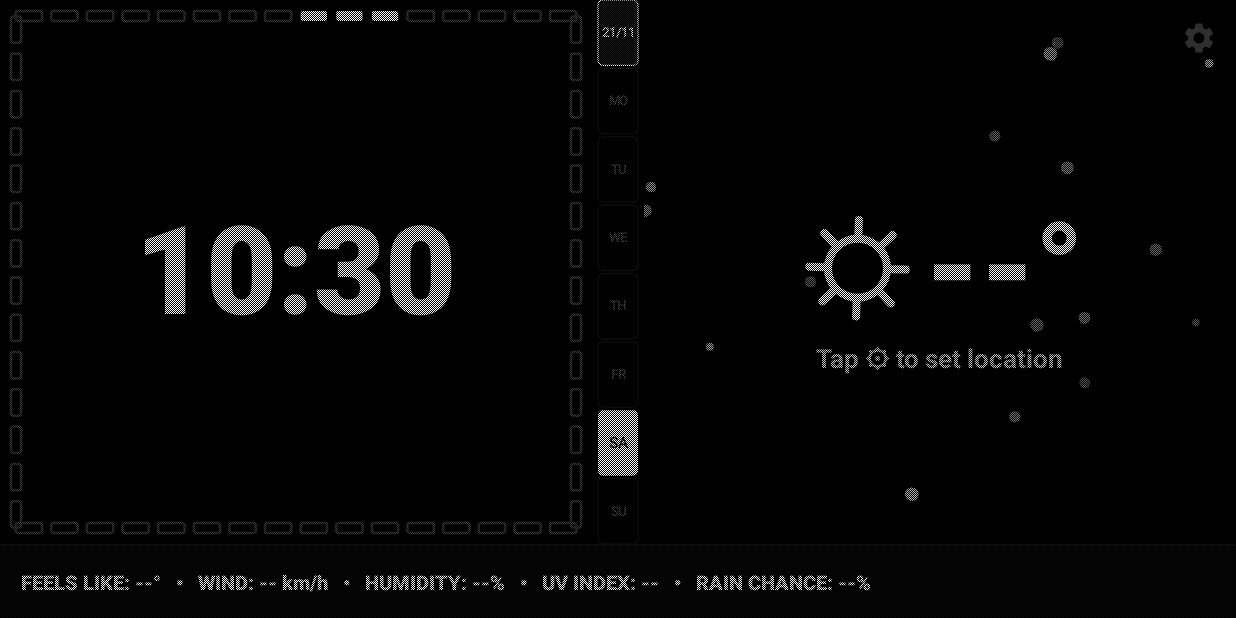
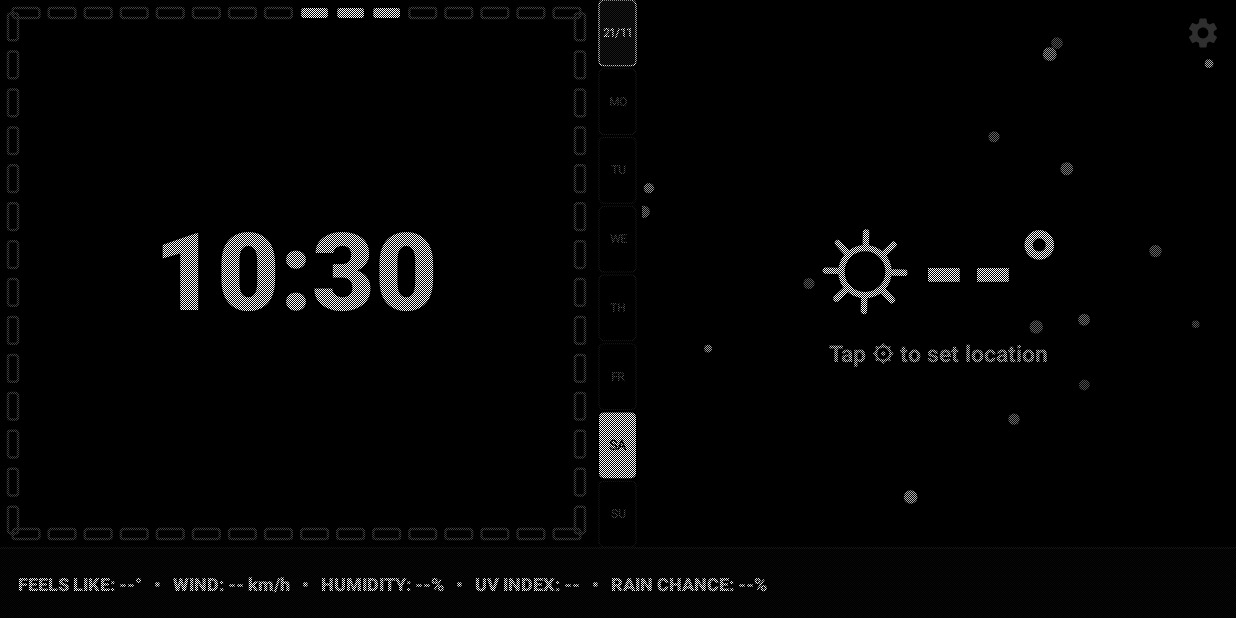
Before and after one commit to Hamza-Houaoui/HUB, an Android app: the first screen one second after launch (MainActivity), on a phone screen of 824 x 412 dp (held sideways). Run offline under Robolectric (Android 15) with nearby library versions, the phone set to English and light mode, and no system bars.

Commit message:
fix: adjust temperature & clock size to 72sp, icon to 65dp, prevent any line wraps on J5

```diff
--- a/app/src/main/res/layout/activity_main.xml
+++ b/app/src/main/res/layout/activity_main.xml
@@ -23,8 +23,7 @@
             <FrameLayout
                 android:layout_width="0dp"
                 android:layout_height="match_parent"
-                android:layout_weight="1"
-                android:padding="2dp">
+                android:layout_weight="1">
 
                 <!-- 60 Responsive Precision Blocks -->
                 <com.hub.display.SecondsDialView
@@ -32,13 +31,13 @@
                     android:layout_width="match_parent"
                     android:layout_height="match_parent" />
 
-                <!-- Center Clock Text: Single line guaranteed with auto-sizing! -->
+                <!-- Center Clock Text: Single line guaranteed! -->
                 <LinearLayout
                     android:layout_width="match_parent"
                     android:layout_height="match_parent"
                     android:gravity="center"
-                    android:paddingStart="22dp"
-                    android:paddingEnd="22dp"
+                    android:paddingStart="24dp"
+                    android:paddingEnd="24dp"
                     android:orientation="vertical">
 
                     <TextView
@@ -47,7 +46,7 @@
                         android:layout_height="wrap_content"
                         android:text="00:00"
                         android:textColor="#FFFFFF"
-                        android:textSize="82sp"
+                        android:textSize="72sp"
                         android:maxLines="1"
                         android:singleLine="true"
                         android:ellipsize="none"
@@ -60,7 +59,7 @@
             <!-- ─── Center: Slim Seamless Edge-to-Edge 8-Box Calendar Strip ─── -->
             <com.hub.display.CalendarBarView
                 android:id="@+id/calendarBarView"
-                android:layout_width="32dp"
+                android:layout_width="30dp"
                 android:layout_height="match_parent"
                 android:layout_marginStart="1dp"
                 android:layout_marginEnd="1dp" />
@@ -79,20 +78,14 @@
 
                 <!-- Weather Foreground Data -->
                 <LinearLayout
-                    android:layout_width="wrap_content"
-                    android:layout_height="wrap_content"
-                    android:layout_gravity="center"
+                    android:layout_width="match_parent"
+                    android:layout_height="match_parent"
                     android:gravity="center"
-                    android:orientation="vertical"
-                    android:padding="2dp">
+                    android:paddingStart="6dp"
+                    android:paddingEnd="6dp"
+                    android:orientation="vertical">
 
                     <!-- Min & Max Temperature Tag right above temperature -->
-                    <LinearLayout
-                        android:layout_width="wrap_content"
-                        android:layout_height="wrap_content"
-                        android:gravity="center_vertical"
-                        android:orientation="horizontal">
-
                     <TextView
                         android:id="@+id/weatherMinMax"
                         android:layout_width="wrap_content"
@@ -100,24 +93,24 @@
                         android:text="▼ 9°   ▲ 16°"
                         android:textColor="#AAAAAA"
                         android:textStyle="bold"
-                            android:textSize="14sp"
+                        android:textSize="13sp"
                         android:fontFamily="sans-serif-medium" />
-                    </LinearLayout>
 
-                    <!-- Main Icon + Temperature matching Clock height -->
+                    <!-- Main Icon + Temperature on one tight, no-wrap horizontal row -->
                     <LinearLayout
                         android:layout_width="wrap_content"
                         android:layout_height="wrap_content"
+                        android:layout_marginTop="2dp"
                         android:gravity="center_vertical"
                         android:orientation="horizontal">
 
                         <!-- Custom Vector Animated Weather Icon -->
                         <com.hub.display.AnimatedWeatherIconView
                             android:id="@+id/animatedWeatherIcon"
-                            android:layout_width="82dp"
-                            android:layout_height="82dp" />
+                            android:layout_width="65dp"
+                            android:layout_height="65dp" />
 
-                        <!-- Temperature Matching Clock Single Line Size -->
+                        <!-- Single-line guaranteed Temperature with degree symbol attached -->
                         <TextView
                             android:id="@+id/weatherTemp"
                             android:layout_width="wrap_content"
@@ -125,9 +118,10 @@
                             android:layout_marginStart="4dp"
                             android:text="--°"
                             android:textColor="#FFFFFF"
-                            android:textSize="82sp"
+                            android:textSize="72sp"
                             android:maxLines="1"
                             android:singleLine="true"
+                            android:ellipsize="none"
                             android:textStyle="bold"
                             android:fontFamily="sans-serif-medium"
                             android:includeFontPadding="false" />
@@ -137,6 +131,7 @@
                     <LinearLayout
                         android:layout_width="wrap_content"
                         android:layout_height="wrap_content"
+                        android:layout_marginTop="2dp"
                         android:gravity="center_vertical"
                         android:orientation="horizontal">
 
@@ -147,32 +142,32 @@
                             android:text=""
                             android:textColor="#CCCCCC"
                             android:textStyle="bold"
-                            android:textSize="17sp" />
+                            android:textSize="15sp" />
 
                         <!-- 10 Droplets Scale for Rain % -->
                         <LinearLayout
                             android:id="@+id/rainDropletsContainer"
                             android:layout_width="wrap_content"
                             android:layout_height="wrap_content"
-                            android:layout_marginStart="10dp"
+                            android:layout_marginStart="8dp"
                             android:gravity="center_vertical"
                             android:orientation="horizontal"
                             android:visibility="gone">
 
                             <com.hub.display.RainChanceDropletsView
                                 android:id="@+id/rainDropletsView"
-                                android:layout_width="75dp"
-                                android:layout_height="16dp" />
+                                android:layout_width="65dp"
+                                android:layout_height="14dp" />
 
                             <TextView
                                 android:id="@+id/currentRainProbText"
                                 android:layout_width="wrap_content"
                                 android:layout_height="wrap_content"
-                                android:layout_marginStart="4dp"
+                                android:layout_marginStart="3dp"
                                 android:text="30%"
                                 android:textColor="#29B6F6"
                                 android:textStyle="bold"
-                                android:textSize="13sp" />
+                                android:textSize="12sp" />
                         </LinearLayout>
 
                     </LinearLayout>
@@ -191,7 +186,7 @@
         <!-- ─── Dynamic Bottom Bar (Alternates every 1 min: 24h Hourly <-> Live News Ticker) ─── -->
         <FrameLayout
             android:layout_width="match_parent"
-            android:layout_height="48dp"
+            android:layout_height="46dp"
             android:background="#070707">
 
             <!-- View 1: 24h Hourly Forecast -->
@@ -208,8 +203,8 @@
                     android:layout_height="match_parent"
                     android:gravity="center_vertical"
                     android:orientation="horizontal"
-                    android:paddingStart="6dp"
-                    android:paddingEnd="6dp" />
+                    android:paddingStart="4dp"
+                    android:paddingEnd="4dp" />
             </HorizontalScrollView>
 
             <!-- View 2: Live Marquee News Ticker Bar (Feels like, Wind, Humidity, UV...) -->
@@ -225,12 +220,12 @@
                     android:layout_width="wrap_content"
                     android:layout_height="match_parent"
                     android:gravity="center_vertical"
-                    android:paddingStart="14dp"
-                    android:paddingEnd="14dp"
+                    android:paddingStart="12dp"
+                    android:paddingEnd="12dp"
                     android:singleLine="true"
                     android:textColor="#FFFFFF"
                     android:textStyle="bold"
-                    android:textSize="13sp"
+                    android:textSize="12sp"
                     android:fontFamily="sans-serif-medium"
                     android:text="FEELS LIKE: --°   •   WIND: -- km/h   •   HUMIDITY: --%   •   UV INDEX: --   •   RAIN CHANCE: --%" />
             </HorizontalScrollView>
@@ -250,10 +245,10 @@
     <!-- ═══ Settings Button ═══ -->
     <ImageButton
         android:id="@+id/settingsBtn"
-        android:layout_width="38dp"
-        android:layout_height="38dp"
+        android:layout_width="36dp"
+        android:layout_height="36dp"
         android:layout_gravity="top|end"
-        android:layout_margin="6dp"
+        android:layout_margin="4dp"
         android:background="?android:attr/selectableItemBackgroundBorderless"
         android:contentDescription="@string/settings"
         android:src="@drawable/ic_settings"
```
Lines whose indentation alone changed are shown as unchanged.
